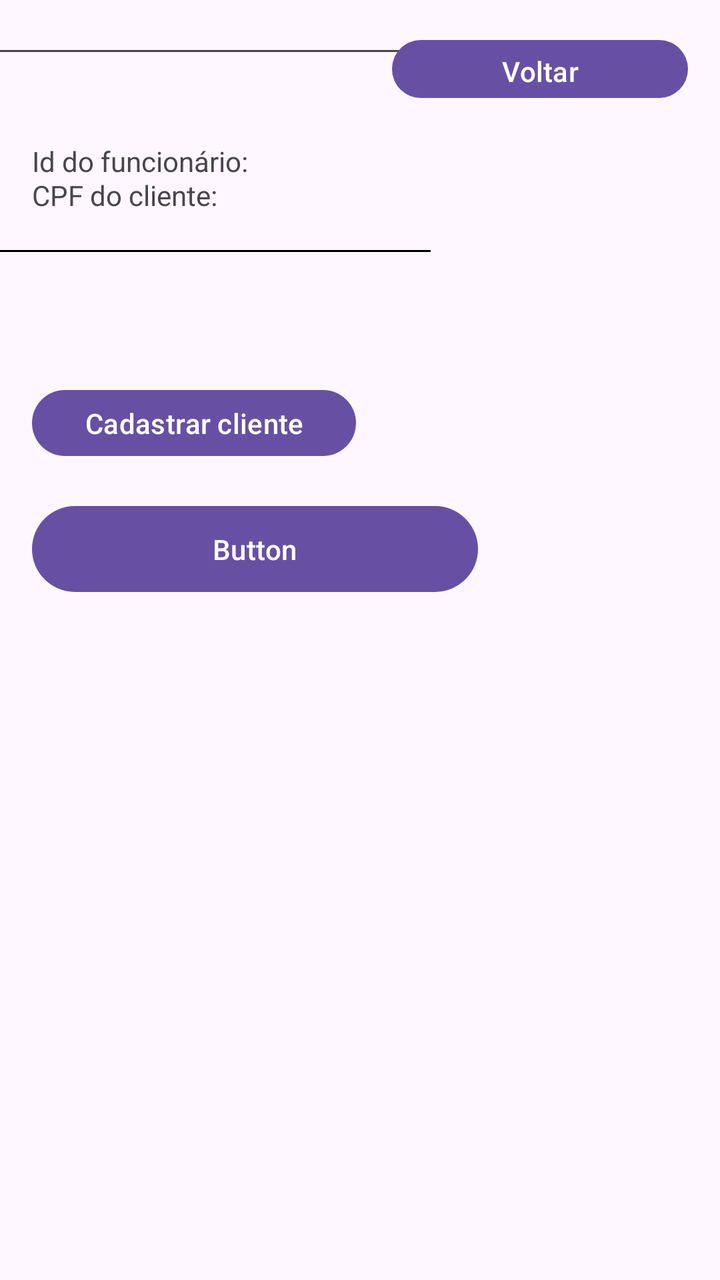
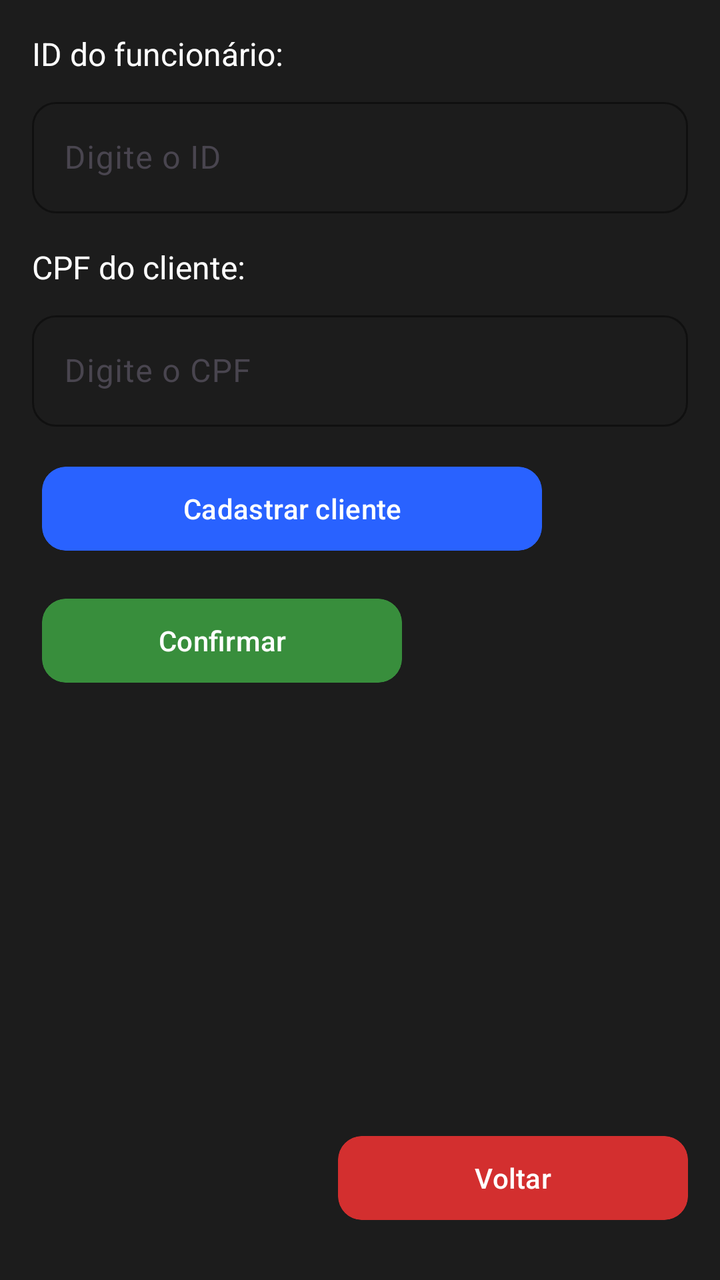

Compare the two renders of this Android layout. The source of the first and the diff that turns it into the second are given below.
<!-- AndroidManifest.xml: application theme Theme.Teste -->
<!-- res/layout/infos_vendas.xml -->
<?xml version="1.0" encoding="utf-8"?>
<androidx.constraintlayout.widget.ConstraintLayout xmlns:android="http://schemas.android.com/apk/res/android"
    xmlns:app="http://schemas.android.com/apk/res-auto"
    xmlns:tools="http://schemas.android.com/tools"
    android:layout_width="match_parent"
    android:layout_height="match_parent">

    <TextView
        android:id="@+id/textView"
        android:layout_width="wrap_content"
        android:layout_height="wrap_content"
        android:layout_marginStart="16dp"
        android:layout_marginTop="71dp"
        android:text="Id do funcionário:"
        app:layout_constraintStart_toStartOf="parent"
        app:layout_constraintTop_toTopOf="parent" />

    <TextView
        android:id="@+id/textView2"
        android:layout_width="wrap_content"
        android:layout_height="wrap_content"
        android:layout_marginStart="16dp"
        android:layout_marginTop="74dp"
        android:layout_marginBottom="13dp"
        android:text="CPF do cliente:"
        app:layout_constraintBottom_toTopOf="@+id/idFunc_txtBox"
        app:layout_constraintStart_toStartOf="parent"
        app:layout_constraintTop_toBottomOf="@+id/IdFunc_txtBox" />

    <EditText
        android:id="@+id/IdFunc_txtBox"
        android:layout_width="228dp"
        android:layout_height="34dp"
        android:layout_marginTop="10dp"
        android:layout_marginEnd="150dp"
        android:backgroundTint="@color/black"
        android:ems="10"
        android:inputType="text"
        android:textAppearance="@style/TextAppearance.AppCompat.Medium"
        app:layout_constraintEnd_toEndOf="parent"
        app:layout_constraintHorizontal_bias="0.515"
        app:layout_constraintStart_toStartOf="parent"
        app:layout_constraintTop_toBottomOf="@+id/textView" />

    <EditText
        android:id="@+id/idFunc_txtBox"
        android:layout_width="228dp"
        android:layout_height="34dp"
        android:layout_marginEnd="150dp"
        android:ems="10"
        android:inputType="text"
        app:layout_constraintEnd_toEndOf="parent"
        app:layout_constraintHorizontal_bias="0.484"
        app:layout_constraintStart_toStartOf="parent"
        tools:layout_editor_absoluteY="240dp" />

    <Button
        android:id="@+id/cadastrar_cliente"
        android:layout_width="162dp"
        android:layout_height="41dp"
        android:layout_marginStart="16dp"
        android:layout_marginBottom="17dp"
        android:text="Cadastrar cliente"
        app:layout_constraintBottom_toTopOf="@+id/button2"
        app:layout_constraintStart_toStartOf="parent" />

    <Button
        android:id="@+id/button2"
        android:layout_width="223dp"
        android:layout_height="51dp"
        android:layout_marginStart="16dp"
        android:layout_marginBottom="340dp"
        android:text="Button"
        app:layout_constraintBottom_toBottomOf="parent"
        app:layout_constraintStart_toStartOf="parent" />

    <Button
        android:id="@+id/Voltar_main"
        android:layout_width="148dp"
        android:layout_height="37dp"
        android:layout_marginTop="16dp"
        android:layout_marginEnd="16dp"
        android:text="Voltar"
        app:layout_constraintEnd_toEndOf="parent"
        app:layout_constraintTop_toTopOf="parent" />
</androidx.constraintlayout.widget.ConstraintLayout>
<!-- resources referenced by this layout -->
<resources>
  <color name="black">#FF000000</color>
  <style name="Theme.Teste" parent="Base.Theme.Teste" />
  <style name="Base.Theme.Teste" parent="Theme.Material3.DayNight.NoActionBar">
          
          
      </style>
</resources>

<!-- the commit's change to res/layout/infos_vendas.xml (unified diff, before → after) -->
@@ -1,86 +1,129 @@
 <?xml version="1.0" encoding="utf-8"?>
-<androidx.constraintlayout.widget.ConstraintLayout xmlns:android="http://schemas.android.com/apk/res/android"
+<androidx.constraintlayout.widget.ConstraintLayout
+    xmlns:android="http://schemas.android.com/apk/res/android"
     xmlns:app="http://schemas.android.com/apk/res-auto"
     xmlns:tools="http://schemas.android.com/tools"
     android:layout_width="match_parent"
-    android:layout_height="match_parent">
+    android:layout_height="match_parent"
+    android:padding="16dp"
+    android:background="#1C1C1C">
 
+    
     <TextView
         android:id="@+id/textView"
         android:layout_width="wrap_content"
         android:layout_height="wrap_content"
-        android:layout_marginStart="16dp"
-        android:layout_marginTop="71dp"
-        android:text="Id do funcionário:"
+        android:text="ID do funcionário:"
+        android:textColor="#FFFFFF"
+        android:textSize="16sp"
         app:layout_constraintStart_toStartOf="parent"
-        app:layout_constraintTop_toTopOf="parent" />
+        app:layout_constraintTop_toTopOf="parent"/>
 
+    
+    <com.google.android.material.textfield.TextInputLayout
+        android:id="@+id/layoutIdFunc"
+        android:layout_width="0dp"
+        android:layout_height="wrap_content"
+        android:layout_marginTop="8dp"
+        app:layout_constraintTop_toBottomOf="@id/textView"
+        app:layout_constraintStart_toStartOf="parent"
+        app:layout_constraintEnd_toEndOf="parent"
+        app:boxBackgroundMode="outline"
+        app:boxCornerRadiusTopStart="12dp"
+        app:boxCornerRadiusTopEnd="12dp"
+        app:boxCornerRadiusBottomStart="12dp"
+        app:boxCornerRadiusBottomEnd="12dp"
+        app:boxStrokeColor="#2962FF">
+
+        <com.google.android.material.textfield.TextInputEditText
+            android:id="@+id/IdFunc_txtBox"
+            android:layout_width="match_parent"
+            android:layout_height="wrap_content"
+            android:hint="Digite o ID"
+            android:inputType="text"
+            android:textColor="#FFFFFF"
+            android:textColorHint="#B0B0B0"/>
+    </com.google.android.material.textfield.TextInputLayout>
+
+    
     <TextView
         android:id="@+id/textView2"
         android:layout_width="wrap_content"
         android:layout_height="wrap_content"
-        android:layout_marginStart="16dp"
-        android:layout_marginTop="74dp"
-        android:layout_marginBottom="13dp"
         android:text="CPF do cliente:"
-        app:layout_constraintBottom_toTopOf="@+id/idFunc_txtBox"
+        android:textColor="#FFFFFF"
+        android:textSize="16sp"
+        android:layout_marginTop="16dp"
+        app:layout_constraintTop_toBottomOf="@id/layoutIdFunc"
+        app:layout_constraintStart_toStartOf="parent"/>
+
+    
+    <com.google.android.material.textfield.TextInputLayout
+        android:id="@+id/layoutCpfCliente"
+        android:layout_width="0dp"
+        android:layout_height="wrap_content"
+        android:layout_marginTop="8dp"
+        app:layout_constraintTop_toBottomOf="@id/textView2"
         app:layout_constraintStart_toStartOf="parent"
-        app:layout_constraintTop_toBottomOf="@+id/IdFunc_txtBox" />
+        app:layout_constraintEnd_toEndOf="parent"
+        app:boxBackgroundMode="outline"
+        app:boxCornerRadiusTopStart="12dp"
+        app:boxCornerRadiusTopEnd="12dp"
+        app:boxCornerRadiusBottomStart="12dp"
+        app:boxCornerRadiusBottomEnd="12dp"
+        app:boxStrokeColor="#2962FF">
 
-    <EditText
-        android:id="@+id/IdFunc_txtBox"
-        android:layout_width="228dp"
-        android:layout_height="34dp"
-        android:layout_marginTop="10dp"
-        android:layout_marginEnd="150dp"
-        android:backgroundTint="@color/black"
-        android:ems="10"
-        android:inputType="text"
-        android:textAppearance="@style/TextAppearance.AppCompat.Medium"
-        app:layout_constraintEnd_toEndOf="parent"
-        app:layout_constraintHorizontal_bias="0.515"
-        app:layout_constraintStart_toStartOf="parent"
-        app:layout_constraintTop_toBottomOf="@+id/textView" />
+        <com.google.android.material.textfield.TextInputEditText
+            android:id="@+id/idFunc_txtBox"
+            android:layout_width="match_parent"
+            android:layout_height="wrap_content"
+            android:hint="Digite o CPF"
+            android:inputType="text"
+            android:textColor="#FFFFFF"
+            android:textColorHint="#B0B0B0"/>
+    </com.google.android.material.textfield.TextInputLayout>
 
-    <EditText
-        android:id="@+id/idFunc_txtBox"
-        android:layout_width="228dp"
-        android:layout_height="34dp"
-        android:layout_marginEnd="150dp"
-        android:ems="10"
-        android:inputType="text"
-        app:layout_constraintEnd_toEndOf="parent"
-        app:layout_constraintHorizontal_bias="0.484"
-        app:layout_constraintStart_toStartOf="parent"
-        tools:layout_editor_absoluteY="240dp" />
-
+    
     <Button
         android:id="@+id/cadastrar_cliente"
-        android:layout_width="162dp"
-        android:layout_height="41dp"
-        android:layout_marginStart="16dp"
-        android:layout_marginBottom="17dp"
+        android:layout_width="250dp"
+        android:layout_height="50dp"
+        android:layout_marginStart="5dp"
+        android:layout_marginTop="16dp"
+        android:backgroundTint="#2962FF"
+        android:clipToOutline="true"
         android:text="Cadastrar cliente"
-        app:layout_constraintBottom_toTopOf="@+id/button2"
-        app:layout_constraintStart_toStartOf="parent" />
+        android:textColor="#FFFFFF"
+        app:cornerRadius="12dp"
+        app:layout_constraintStart_toStartOf="parent"
+        app:layout_constraintTop_toBottomOf="@id/layoutCpfCliente" />
 
+    
     <Button
         android:id="@+id/button2"
-        android:layout_width="223dp"
-        android:layout_height="51dp"
-        android:layout_marginStart="16dp"
-        android:layout_marginBottom="340dp"
-        android:text="Button"
-        app:layout_constraintBottom_toBottomOf="parent"
-        app:layout_constraintStart_toStartOf="parent" />
+        android:layout_width="180dp"
+        android:layout_height="50dp"
+        android:layout_marginStart="5dp"
+        android:layout_marginTop="16dp"
+        android:backgroundTint="#388E3C"
+        android:clipToOutline="true"
+        android:text="Confirmar"
+        android:textColor="#FFFFFF"
+        app:cornerRadius="12dp"
+        app:layout_constraintStart_toStartOf="parent"
+        app:layout_constraintTop_toBottomOf="@id/cadastrar_cliente" />
 
+    
     <Button
         android:id="@+id/Voltar_main"
-        android:layout_width="148dp"
-        android:layout_height="37dp"
-        android:layout_marginTop="16dp"
-        android:layout_marginEnd="16dp"
+        android:layout_width="175dp"
+        android:layout_height="50dp"
+        android:layout_marginBottom="10dp"
+        android:backgroundTint="#D32F2F"
+        android:clipToOutline="true"
         android:text="Voltar"
-        app:layout_constraintEnd_toEndOf="parent"
-        app:layout_constraintTop_toTopOf="parent" />
+        android:textColor="#FFFFFF"
+        app:cornerRadius="12dp"
+        app:layout_constraintBottom_toBottomOf="parent"
+        app:layout_constraintEnd_toEndOf="parent" />
 </androidx.constraintlayout.widget.ConstraintLayout>
<!-- resource entries referenced after the edit -->
@@ -1,6 +1,5 @@
 <!-- resources referenced by this layout -->
 <resources>
-  <color name="black">#FF000000</color>
   <style name="Theme.Teste" parent="Base.Theme.Teste" />
   <style name="Base.Theme.Teste" parent="Theme.Material3.DayNight.NoActionBar">
           
